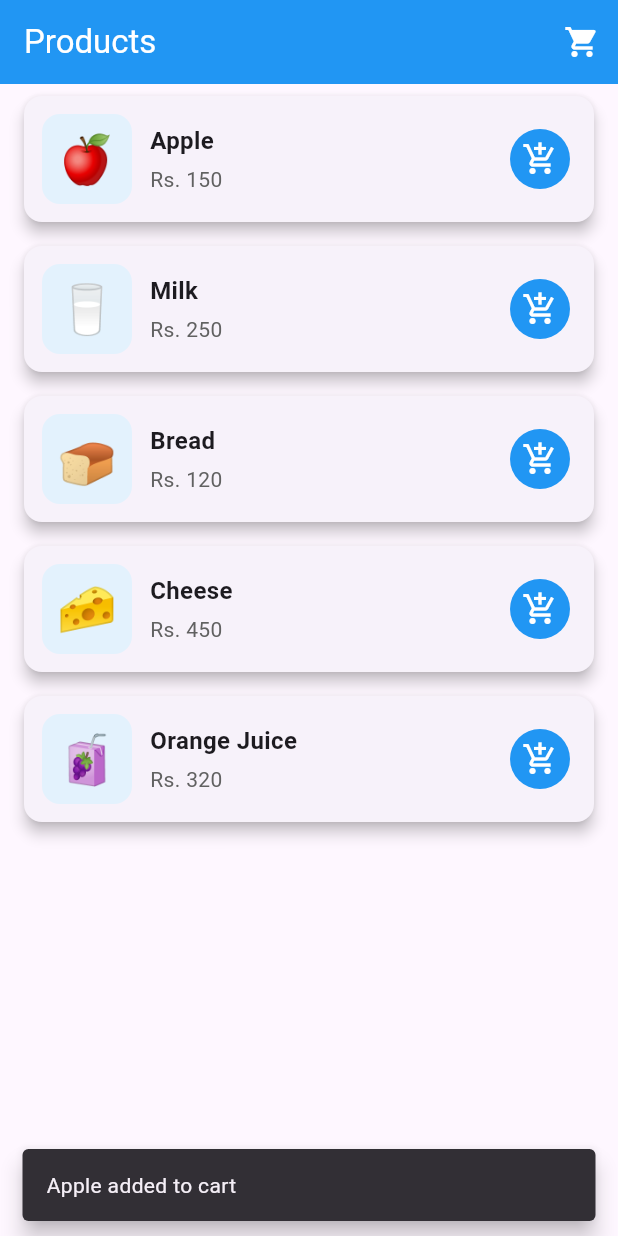
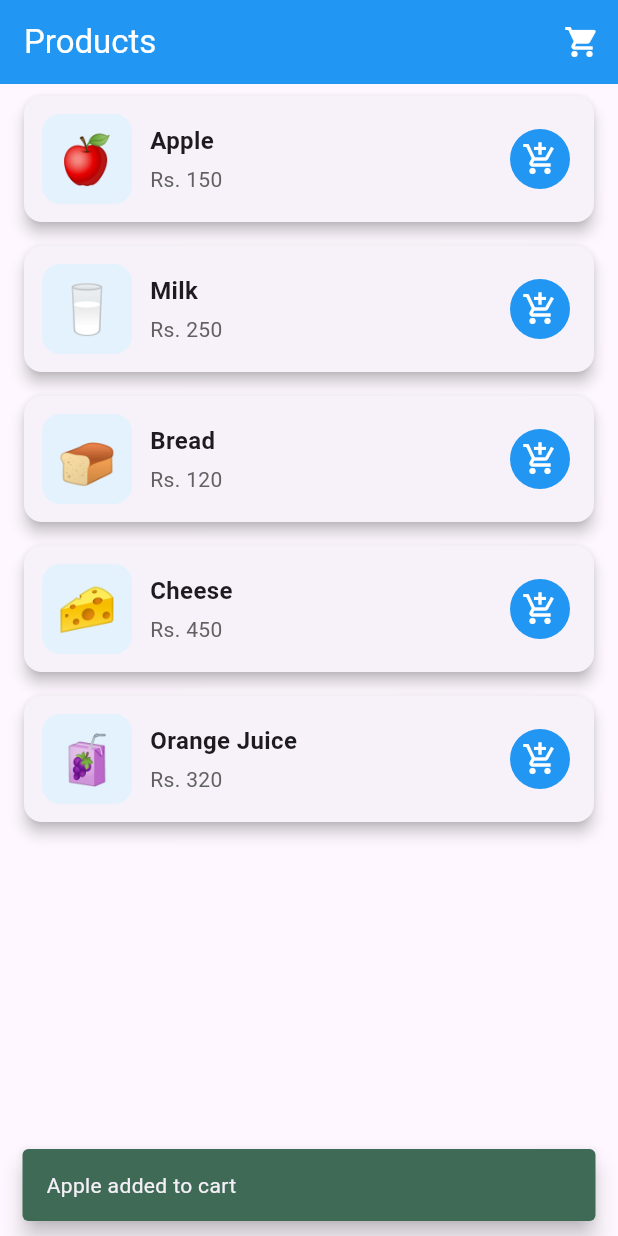
Before and after one commit to Awaisranahmad/flutter-journey-2026, a Flutter app: the screen it shows after launch, after a tap on the "add shopping cart" icon, on a phone screen of 412 x 824 dp. Run offline on Flutter 3.47's test engine with Material 3 defaults, Android fonts, the phone set to English and light mode, and no system bars.

Commit message:
setting of product screen

```diff
--- a/day-06-provider-state/flutter_application_1/lib/screens/products_screen.dart
+++ b/day-06-provider-state/flutter_application_1/lib/screens/products_screen.dart
@@ -86,6 +86,7 @@ class ProductsScreen extends StatelessWidget {
                   content: Text('${product.name} added to cart'),
                   duration: const Duration(milliseconds: 800),
                   behavior: SnackBarBehavior.floating,
+                  backgroundColor: const Color.fromARGB(255, 63, 107, 86),
                 ),
               );
             },
```
